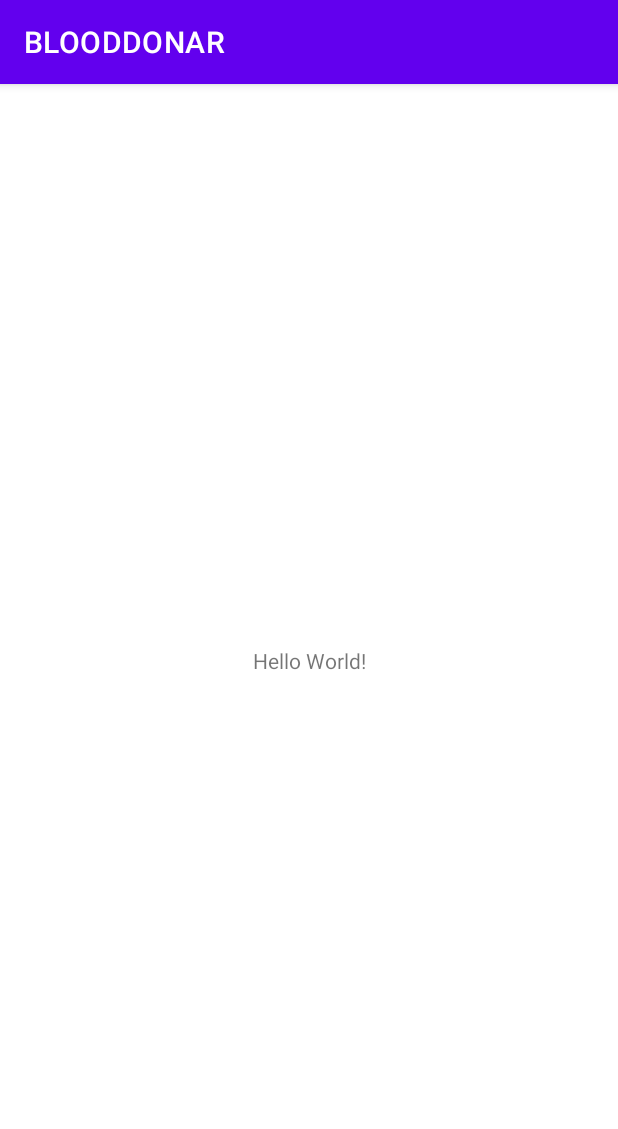
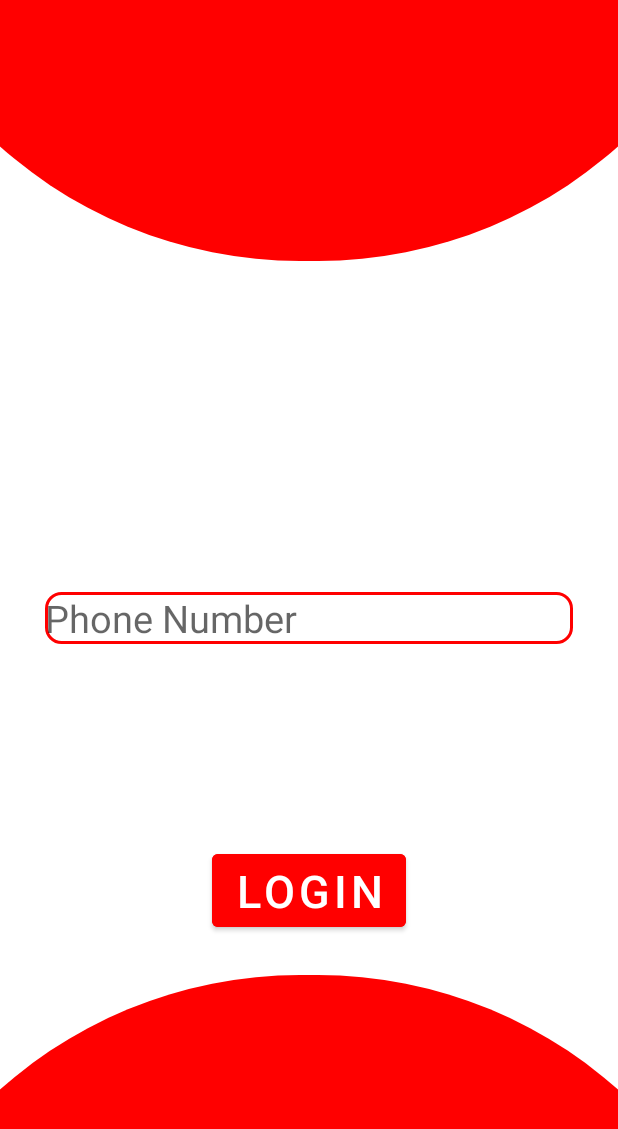
Before and after one commit to m12900/BLOODDONAR, an Android app: the screen it shows after launch (MainActivity), on a phone screen of 412 x 824 dp. Shown: the top 1129 px of the screen. Run offline under Robolectric (Android 15) with nearby library versions, the phone set to English and light mode, and no system bars.

Commit message:
BLOODDONAR

```diff
--- /dev/null
+++ b/app/src/main/res/drawable/backgroud_signup.xml
@@ -0,0 +1,22 @@
+<?xml version="1.0" encoding="utf-8"?>
+<layer-list xmlns:android="http://schemas.android.com/apk/res/android">
+    <item android:top="0px">
+        <shape>
+            <solid android:color="#FFFFFF" />
+        </shape>
+    </item>
+    <item android:top="-900dp" android:bottom="650dp"
+        android:left="-100dp" android:right="-100dp">
+        <shape>
+            <corners android:radius="300dp" />
+            <solid android:color="#FF0000" />
+        </shape>
+    </item>
+    <item android:top="650dp" android:bottom="-900dp"
+        android:left="-100dp" android:right="-100dp">
+        <shape>
+            <corners android:radius="300dp" />
+            <solid android:color="#FF0000" />
+        </shape>
+    </item>
+</layer-list>
--- /dev/null
+++ b/app/src/main/res/drawable/buttondesign.xml
@@ -0,0 +1,12 @@
+<?xml version="1.0" encoding="utf-8"?>
+<shape xmlns:android="http://schemas.android.com/apk/res/android"
+    android:padding="15dp"
+    android:shape="rectangle">
+    <solid android:color="#FFFFFF"/>
+    <stroke android:width="2dp" android:color="#FF0000" />
+    <corners
+        android:bottomLeftRadius="10dp"
+        android:bottomRightRadius="10dp"
+        android:topLeftRadius="10dp"
+        android:topRightRadius="10dp" />
+</shape>
--- a/app/src/main/res/layout/activity_main.xml
+++ b/app/src/main/res/layout/activity_main.xml
@@ -1,18 +1,49 @@
 <?xml version="1.0" encoding="utf-8"?>
-<androidx.constraintlayout.widget.ConstraintLayout xmlns:android="http://schemas.android.com/apk/res/android"
+<RelativeLayout xmlns:android="http://schemas.android.com/apk/res/android"
     xmlns:app="http://schemas.android.com/apk/res-auto"
     xmlns:tools="http://schemas.android.com/tools"
     android:layout_width="match_parent"
     android:layout_height="match_parent"
+    android:background="@drawable/backgroud_signup"
     tools:context=".MainActivity">
 
+<!--    <TextView-->
+<!--        android:layout_width="wrap_content"-->
+<!--        android:layout_height="wrap_content"-->
+<!--        android:text="Hello World!"-->
+<!--        app:layout_constraintBottom_toBottomOf="parent"-->
+<!--        app:layout_constraintLeft_toLeftOf="parent"-->
+<!--        app:layout_constraintRight_toRightOf="parent"-->
+<!--        app:layout_constraintTop_toTopOf="parent" />-->
     <TextView
         android:layout_width="wrap_content"
         android:layout_height="wrap_content"
-        android:text="Hello World!"
-        app:layout_constraintBottom_toBottomOf="parent"
-        app:layout_constraintLeft_toLeftOf="parent"
-        app:layout_constraintRight_toRightOf="parent"
-        app:layout_constraintTop_toTopOf="parent" />
+        android:text="BLOOD DONAR"
+        android:layout_centerHorizontal="true"
+        android:textSize="35dp"
+        android:textColor="#FF0000"
+        android:textStyle="bold"
+        android:layout_marginTop="100dp"/>
+    <EditText
+        android:id="@+id/ph_num_login"
+        android:layout_width="match_parent"
+        android:layout_height="wrap_content"
+        android:background="@drawable/buttondesign"
+        android:layout_centerInParent="true"
+        android:layout_margin="30dp"
+        android:hint="Phone Number"
+        android:textSize="25dp"
+        android:layout_marginStart="35dp"
+        android:inputType="number"/>
+    <Button
+        android:layout_width="wrap_content"
+        android:layout_height="wrap_content"
+        android:layout_alignParentBottom="true"
+        android:layout_centerHorizontal="true"
+        android:layout_marginBottom="200dp"
+        android:backgroundTint="#FF0000"
+        android:text="Login"
+        android:textSize="30dp"/>
 
-</androidx.constraintlayout.widget.ConstraintLayout>
+
+</RelativeLayout>
--- a/app/src/main/res/values-night/themes.xml
+++ b/app/src/main/res/values-night/themes.xml
@@ -1,6 +1,6 @@
 <resources xmlns:tools="http://schemas.android.com/tools">
     <!-- Base application theme. -->
-    <style name="Theme.BLOODDONAR" parent="Theme.MaterialComponents.DayNight.DarkActionBar">
+    <style name="Theme.BLOODDONAR" parent="Theme.MaterialComponents.DayNight.NoActionBar">
         <!-- Primary brand color. -->
         <item name="colorPrimary">@color/purple_200</item>
         <item name="colorPrimaryVariant">@color/purple_700</item>
--- a/app/src/main/res/values/themes.xml
+++ b/app/src/main/res/values/themes.xml
@@ -1,6 +1,6 @@
 <resources xmlns:tools="http://schemas.android.com/tools">
     <!-- Base application theme. -->
-    <style name="Theme.BLOODDONAR" parent="Theme.MaterialComponents.DayNight.DarkActionBar">
+    <style name="Theme.BLOODDONAR" parent="Theme.MaterialComponents.DayNight.NoActionBar">
         <!-- Primary brand color. -->
         <item name="colorPrimary">@color/purple_500</item>
         <item name="colorPrimaryVariant">@color/purple_700</item>
```
